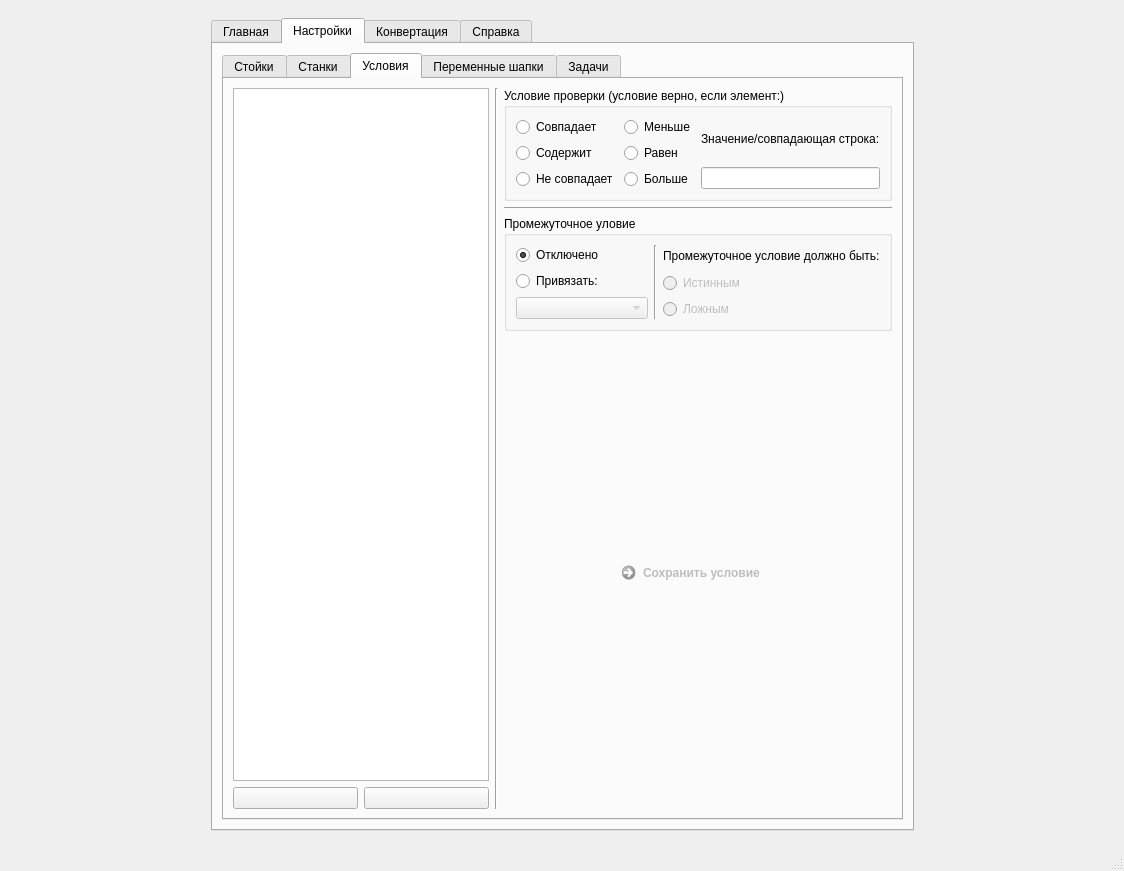
Before: the Qt Designer form docs/pyside2-designer/ui.ui in filthps/CNC-File-Parser, drawn with Qt 5.
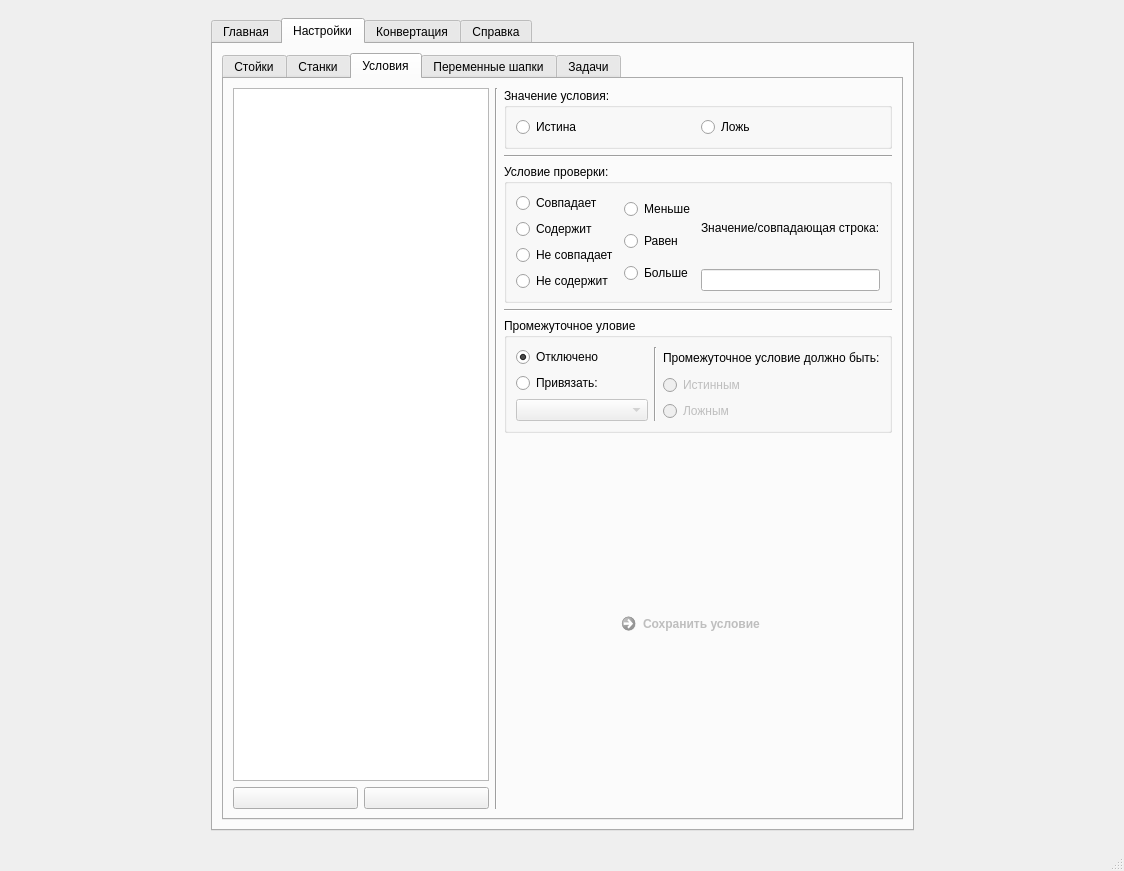
After: the same form once the commit is applied. Icons and pictures are not drawn.

Commit message: Обновление ui

Diff of the .ui file:
```diff
--- a/docs/pyside2-designer/ui.ui
+++ b/docs/pyside2-designer/ui.ui
@@ -685,7 +685,7 @@
                <attribute name="title">
                 <string>Условия</string>
                </attribute>
-               <layout class="QHBoxLayout" name="horizontalLayout_63">
+               <layout class="QHBoxLayout" name="horizontalLayout_65">
                 <item>
                  <layout class="QVBoxLayout" name="verticalLayout_67">
                   <item>
@@ -720,10 +720,40 @@
                 </item>
                 <item>
                  <layout class="QVBoxLayout" name="verticalLayout_83">
+                  <item>
+                   <widget class="QGroupBox" name="groupBox_26">
+                    <property name="title">
+                     <string>Значение условия:</string>
+                    </property>
+                    <layout class="QHBoxLayout" name="horizontalLayout_63">
+                     <item>
+                      <widget class="QRadioButton" name="radioButton_45">
+                       <property name="text">
+                        <string>Истина</string>
+                       </property>
+                      </widget>
+                     </item>
+                     <item>
+                      <widget class="QRadioButton" name="radioButton_46">
+                       <property name="text">
+                        <string>Ложь</string>
+                       </property>
+                      </widget>
+                     </item>
+                    </layout>
+                   </widget>
+                  </item>
+                  <item>
+                   <widget class="Line" name="line_20">
+                    <property name="orientation">
+                     <enum>Qt::Horizontal</enum>
+                    </property>
+                   </widget>
+                  </item>
                   <item>
                    <widget class="QGroupBox" name="groupBox_19">
                     <property name="title">
-                     <string>Условие проверки (условие верно, если элемент:)</string>
+                     <string>Условие проверки:</string>
                     </property>
                     <layout class="QHBoxLayout" name="horizontalLayout_58">
                      <item>
@@ -749,6 +779,13 @@
                          </property>
                         </widget>
                        </item>
+                       <item>
+                        <widget class="QRadioButton" name="radioButton_47">
+                         <property name="text">
+                          <string>Не содержит</string>
+                         </property>
+                        </widget>
+                       </item>
                       </layout>
                      </item>
                      <item>
```
The commit also changes 1 other file.
